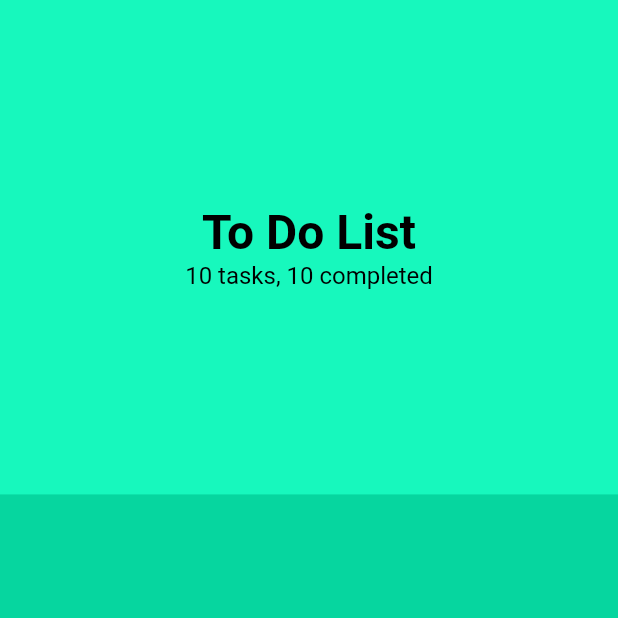
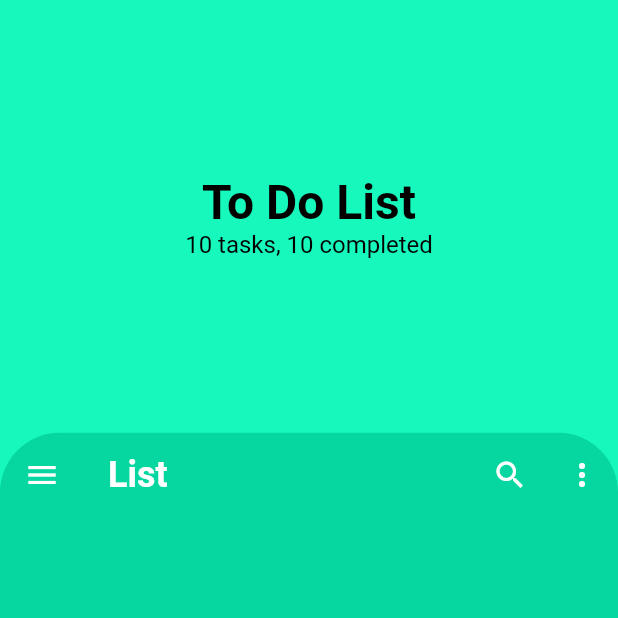
Before and after one commit to jgarzon26/to_do_app, a Flutter app: the screen it shows after launch, on a phone screen of 412 x 824 dp, the top half of it. Run offline on Flutter 3.47's test engine with Material 2 defaults, Android fonts, the phone set to English and light mode, and no system bars; Roboto replaces fonts that are missing (PT Sans).

Commit message:
Init the main task list

```diff
--- a/lib/default_theme.dart
+++ b/lib/default_theme.dart
@@ -4,8 +4,7 @@ import 'package:to_do_app/constants.dart';
 class DefaultTheme {
   static ThemeData buildThemeData() {
     return ThemeData(
-      scaffoldBackgroundColor: kBackgroundColor,
-      primaryColor: kBackgroundColor,
+      scaffoldBackgroundColor: kBackgroundLightColor,
       fontFamily: 'PT Sans',
       textTheme: const TextTheme(
         titleLarge: TextStyle(
@@ -30,11 +29,10 @@ class DefaultTheme {
 
   static AppBarTheme _buildAppBarThemeData() {
     return const AppBarTheme(
-      color: kBackgroundColor,
+      color: Colors.transparent,
       elevation: 0,
       iconTheme: IconThemeData(
         color: Colors.white,
-        size: 20,
       ),
       titleTextStyle: TextStyle(
         fontFamily: 'PT Sans',
--- a/lib/screens/task_main/task_main.dart
+++ b/lib/screens/task_main/task_main.dart
@@ -1,4 +1,5 @@
 import 'package:flutter/material.dart';
+import 'package:to_do_app/constants.dart';
 import 'package:to_do_app/screens/task_main/widgets/header.dart';
 
 class TaskMain extends StatelessWidget {
@@ -8,11 +9,48 @@ class TaskMain extends StatelessWidget {
   Widget build(BuildContext context) {
     return Scaffold(
       body: SafeArea(
-        child: Stack(
-          children: [
-            Header(
-              numberOfTasks: 10,
-              numberOfCompletedTasks: 10,
+        child: CustomScrollView(
+          slivers: [
+            const SliverToBoxAdapter(
+              child: Header(
+                numberOfTasks: 10,
+                numberOfCompletedTasks: 10,
+              ),
+            ),
+            SliverToBoxAdapter(
+              child: Container(
+                //temp height
+                height: 1000,
+                decoration: const BoxDecoration(
+                  color: kBackgroundColor,
+                  borderRadius: BorderRadius.only(
+                    topLeft: Radius.circular(40),
+                    topRight: Radius.circular(40),
+                  ),
+                ),
+                child: CustomScrollView(
+                  physics: const NeverScrollableScrollPhysics(),
+                  shrinkWrap: true,
+                  slivers: [
+                    SliverToBoxAdapter(
+                      child: AppBar(
+                        leading: const Icon(Icons.menu),
+                        title: Text("List"),
+                        actions: [
+                          IconButton(
+                            onPressed: () {},
+                            icon: const Icon(Icons.search),
+                          ),
+                          IconButton(
+                            onPressed: () {},
+                            icon: const Icon(Icons.more_vert),
+                          ),
+                        ],
+                      ),
+                    ),
+                  ],
+                ),
+              ),
             ),
           ],
         ),
--- a/lib/screens/task_main/widgets/header.dart
+++ b/lib/screens/task_main/widgets/header.dart
@@ -11,11 +11,13 @@ class Header extends StatelessWidget {
     required this.numberOfCompletedTasks,
   });
 
+  final double _minHeightCheck = 0.01;
+
   @override
   Widget build(BuildContext context) {
     return Container(
       color: kBackgroundLightColor,
-      height: MediaQuery.of(context).size.height * 0.4,
+      height: MediaQuery.of(context).size.height * 0.35,
       child: Align(
         alignment: Alignment.center,
         child: UnconstrainedBox(
```
